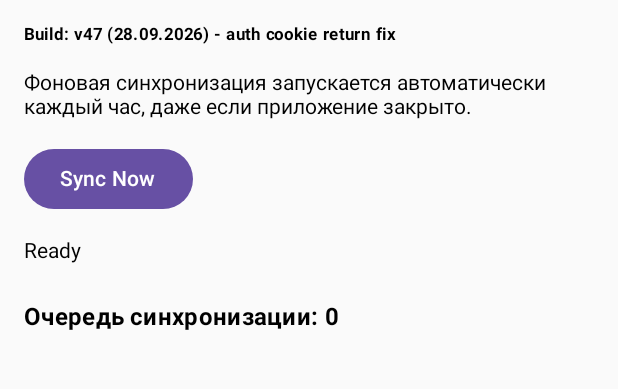
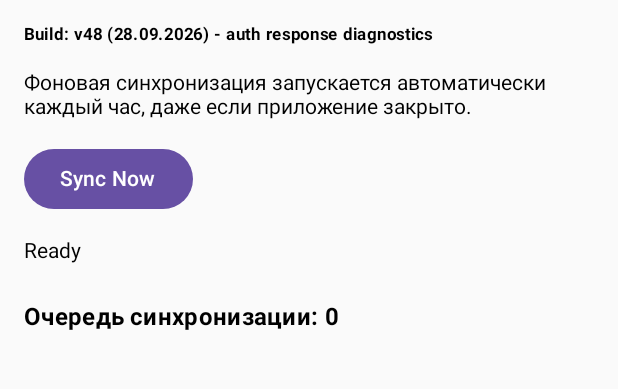
Before and after one commit to vsuh/sleepmon, an Android app built with Jetpack Compose: the screen it shows after launch (MainActivity), on a phone screen of 412 x 824 dp, the part 73-462 px from its top. Run offline under Robolectric (Android 15) with nearby library versions, the light colour scheme and no system bars; libraries missing offline, so code that uses them is left out: androidx.health.connect; pictures from the network do not load; 3 statements that could not run were skipped.

Commit message:
Bump Android build tag to v48

```diff
--- a/android_sync_app/app/src/main/java/com/example/sleepmonitorsync/MainActivity.kt
+++ b/android_sync_app/app/src/main/java/com/example/sleepmonitorsync/MainActivity.kt
@@ -43,8 +43,8 @@ class MainActivity : ComponentActivity() {
          * 2026-09-15 - see 10-projects/sleep-monitor/task.md "process rule" entry).
          * Format: "vN (ДД.ММ.ГГГГ) - краткое описание изменения".
          */
-        const val APP_BUILD_TAG = "v47 (28.09.2026) - auth cookie return fix"
-        const val LOG_TAG = "SleepMonitor-v47"
+        const val APP_BUILD_TAG = "v48 (28.09.2026) - auth response diagnostics"
+        const val LOG_TAG = "SleepMonitor-v48"
     }
 
     private val permissions = setOf(
```
